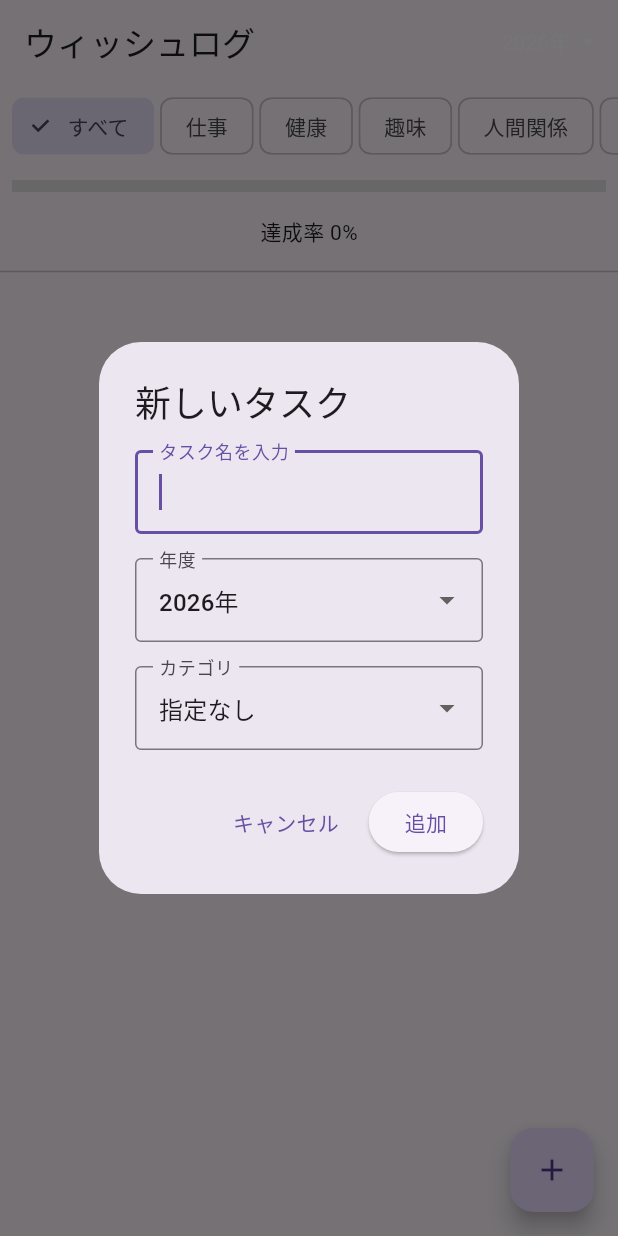
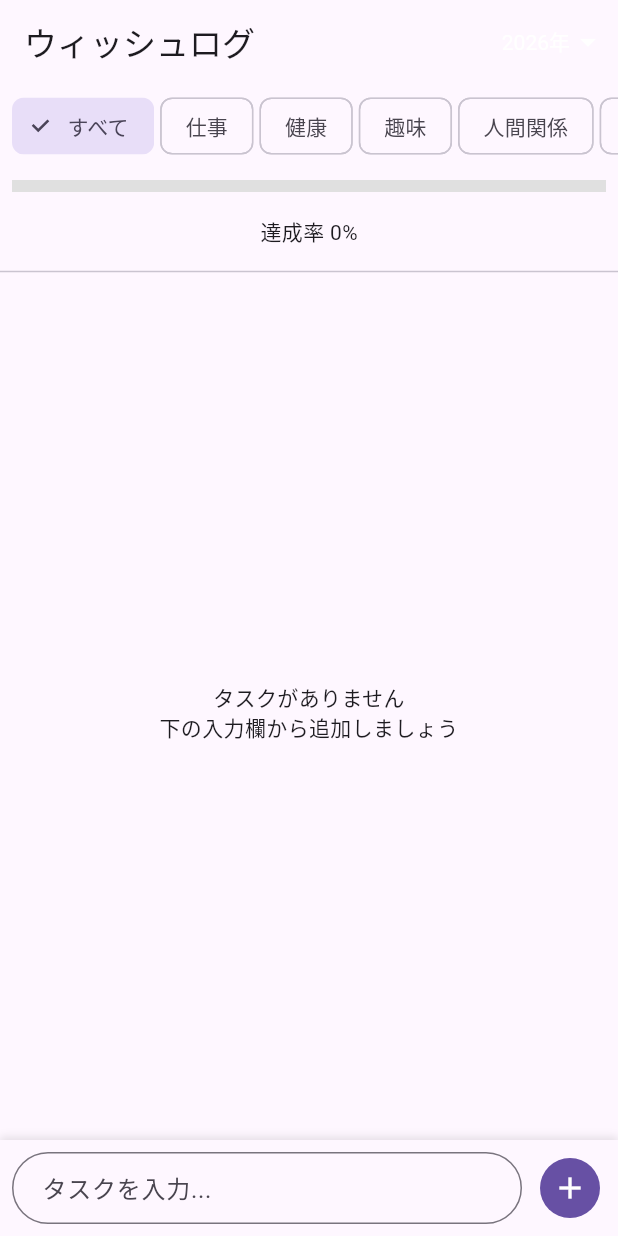
Before and after one commit to Nakai4s/WishLog, a Flutter app: the screen it shows after launch, after a tap on the "add" icon, on a phone screen of 412 x 824 dp. Run offline on Flutter 3.47's test engine with Material 3 defaults, Android fonts, the phone set to English and light mode, and no system bars; our stand-ins replace flutter_riverpod, hive; accounts and stored records are empty.

Commit message:
replace task dialog with inline input field
- Remove floating action button and dialog-based task creation
- Add inline text input at bottom of screen for direct task entry
- New tasks use currently selected year and category filters
- Delete unused add_task_dialog.dart

Co-Authored-By: Claude Opus 4.5 <noreply@anthropic.com>

```diff
--- a/lib/screens/home_screen.dart
+++ b/lib/screens/home_screen.dart
@@ -6,13 +6,40 @@ import '../providers/wishlist_provider.dart';
 import '../providers/year_provider.dart';
 import '../providers/category_provider.dart';
 import '../widgets/task_tile.dart';
-import '../widgets/add_task_dialog.dart';
 
-class HomeScreen extends ConsumerWidget {
+class HomeScreen extends ConsumerStatefulWidget {
   const HomeScreen({super.key});
 
   @override
-  Widget build(BuildContext context, WidgetRef ref) {
+  ConsumerState<HomeScreen> createState() => _HomeScreenState();
+}
+
+class _HomeScreenState extends ConsumerState<HomeScreen> {
+  final _taskController = TextEditingController();
+
+  @override
+  void dispose() {
+    _taskController.dispose();
+    super.dispose();
+  }
+
+  void _addTask() {
+    if (_taskController.text.isEmpty) return;
+
+    final notifier = ref.read(wishListProvider.notifier);
+    final selectedYear = ref.read(selectedYearProvider);
+    final selectedCategory = ref.read(selectedCategoryProvider);
+
+    notifier.addTask(
+      _taskController.text,
+      year: selectedYear,
+      category: selectedCategory,
+    );
+    _taskController.clear();
+  }
+
+  @override
+  Widget build(BuildContext context) {
     final wish = ref.watch(defaultWishListProvider);
     final notifier = ref.read(wishListProvider.notifier);
     final filteredTasks = ref.watch(filteredTasksProvider);
@@ -114,7 +141,7 @@ class HomeScreen extends ConsumerWidget {
           Expanded(
             child: filteredTasks.isEmpty
                 ? const Center(
-                    child: Text('タスクがありません\n+ボタンで追加しましょう',
+                    child: Text('タスクがありません\n下の入力欄から追加しましょう',
                         textAlign: TextAlign.center),
                   )
                 : ListView.builder(
@@ -135,23 +162,49 @@ class HomeScreen extends ConsumerWidget {
                     },
                   ),
           ),
+
+          // タスク入力欄
+          Container(
+            padding: const EdgeInsets.all(8.0),
+            decoration: BoxDecoration(
+              color: Theme.of(context).scaffoldBackgroundColor,
+              boxShadow: [
+                BoxShadow(
+                  color: Colors.black.withValues(alpha: 0.1),
+                  blurRadius: 4,
+                  offset: const Offset(0, -2),
+                ),
+              ],
+            ),
+            child: SafeArea(
+              child: Row(
+                children: [
+                  Expanded(
+                    child: TextField(
+                      controller: _taskController,
+                      decoration: InputDecoration(
+                        hintText: 'タスクを入力...',
+                        border: OutlineInputBorder(
+                          borderRadius: BorderRadius.circular(24),
+                        ),
+                        contentPadding: const EdgeInsets.symmetric(
+                          horizontal: 16,
+                          vertical: 8,
+                        ),
+                      ),
+                      onSubmitted: (_) => _addTask(),
+                    ),
+                  ),
+                  const SizedBox(width: 8),
+                  IconButton.filled(
+                    onPressed: _addTask,
+                    icon: const Icon(Icons.add),
+                  ),
+                ],
+              ),
+            ),
+          ),
         ],
-      ),
-      floatingActionButton: FloatingActionButton(
-        onPressed: () async {
-          final result = await showDialog<AddTaskResult>(
-            context: context,
-            builder: (context) => const AddTaskDialog(),
-          );
-          if (result != null && result.title.isNotEmpty) {
-            notifier.addTask(
-              result.title,
-              year: result.year,
-              category: result.category,
-            );
-          }
-        },
-        child: const Icon(Icons.add),
       ),
     );
   }
--- a/lib/widgets/add_task_dialog.dart
+++ /dev/null
@@ -1,135 +0,0 @@
-import 'package:flutter/material.dart';
-import 'package:flutter_riverpod/flutter_riverpod.dart';
-import '../models/category.dart';
-import '../providers/year_provider.dart';
-
-class AddTaskResult {
-  final String title;
-  final int? year;
-  final TaskCategory? category;
-
-  AddTaskResult({
-    required this.title,
-    this.year,
-    this.category,
-  });
-}
-
-class AddTaskDialog extends ConsumerStatefulWidget {
-  const AddTaskDialog({super.key});
-
-  @override
-  ConsumerState<AddTaskDialog> createState() => _AddTaskDialogState();
-}
-
-class _AddTaskDialogState extends ConsumerState<AddTaskDialog> {
-  final _titleController = TextEditingController();
-  int? _selectedYear;
-  TaskCategory? _selectedCategory;
-
-  @override
-  void initState() {
-    super.initState();
-    // デフォルトで現在選択中の年度を設定
-    _selectedYear = ref.read(selectedYearProvider);
-  }
-
-  @override
-  void dispose() {
-    _titleController.dispose();
-    super.dispose();
-  }
-
-  @override
-  Widget build(BuildContext context) {
-    final availableYears = ref.watch(availableYearsProvider);
-
-    return AlertDialog(
-      title: const Text('新しいタスク'),
-      content: SingleChildScrollView(
-        child: Column(
-          mainAxisSize: MainAxisSize.min,
-          crossAxisAlignment: CrossAxisAlignment.start,
-          children: [
-            TextField(
-              controller: _titleController,
-              decoration: const InputDecoration(
-                labelText: 'タスク名を入力',
-                border: OutlineInputBorder(),
-              ),
-              autofocus: true,
-            ),
-            const SizedBox(height: 16),
-            DropdownButtonFormField<int?>(
-              initialValue: _selectedYear,
-              decoration: const InputDecoration(
-                labelText: '年度',
-                border: OutlineInputBorder(),
-              ),
-              items: [
-                const DropdownMenuItem<int?>(
-                  value: null,
-                  child: Text('指定なし'),
-                ),
-                ...availableYears.map((year) => DropdownMenuItem<int?>(
-                      value: year,
-                      child: Text('$year年'),
-                    )),
-              ],
-              onChanged: (value) {
-                setState(() {
-                  _selectedYear = value;
-                });
-              },
-            ),
-            const SizedBox(height: 16),
-            DropdownButtonFormField<TaskCategory?>(
-              initialValue: _selectedCategory,
-              decoration: const InputDecoration(
-                labelText: 'カテゴリ',
-                border: OutlineInputBorder(),
-              ),
-              items: [
-                const DropdownMenuItem<TaskCategory?>(
-                  value: null,
-                  child: Text('指定なし'),
-                ),
-                ...TaskCategory.values.map((category) =>
-                    DropdownMenuItem<TaskCategory?>(
-                      value: category,
-                      child: Text(category.displayName),
-                    )),
-              ],
-              onChanged: (value) {
-                setState(() {
-                  _selectedCategory = value;
-                });
-              },
-            ),
-          ],
-        ),
-      ),
-      actions: [
-        TextButton(
-          onPressed: () => Navigator.pop(context),
-          child: const Text('キャンセル'),
-        ),
-        ElevatedButton(
-          onPressed: () {
-            if (_titleController.text.isNotEmpty) {
-              Navigator.pop(
-                context,
-                AddTaskResult(
-                  title: _titleController.text,
-                  year: _selectedYear,
-                  category: _selectedCategory,
-                ),
-              );
-            }
-          },
-          child: const Text('追加'),
-        ),
-      ],
-    );
-  }
-}
```
Also changed, not shown: pubspec.lock, 1 other file.
